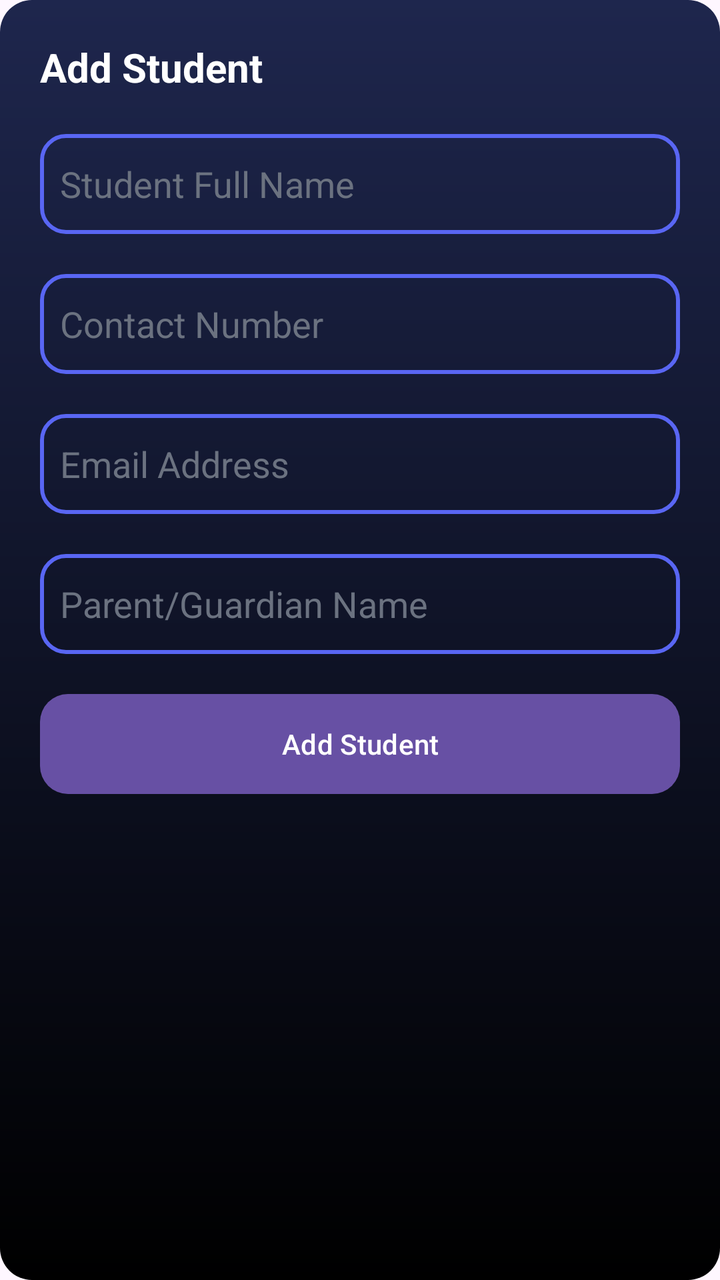
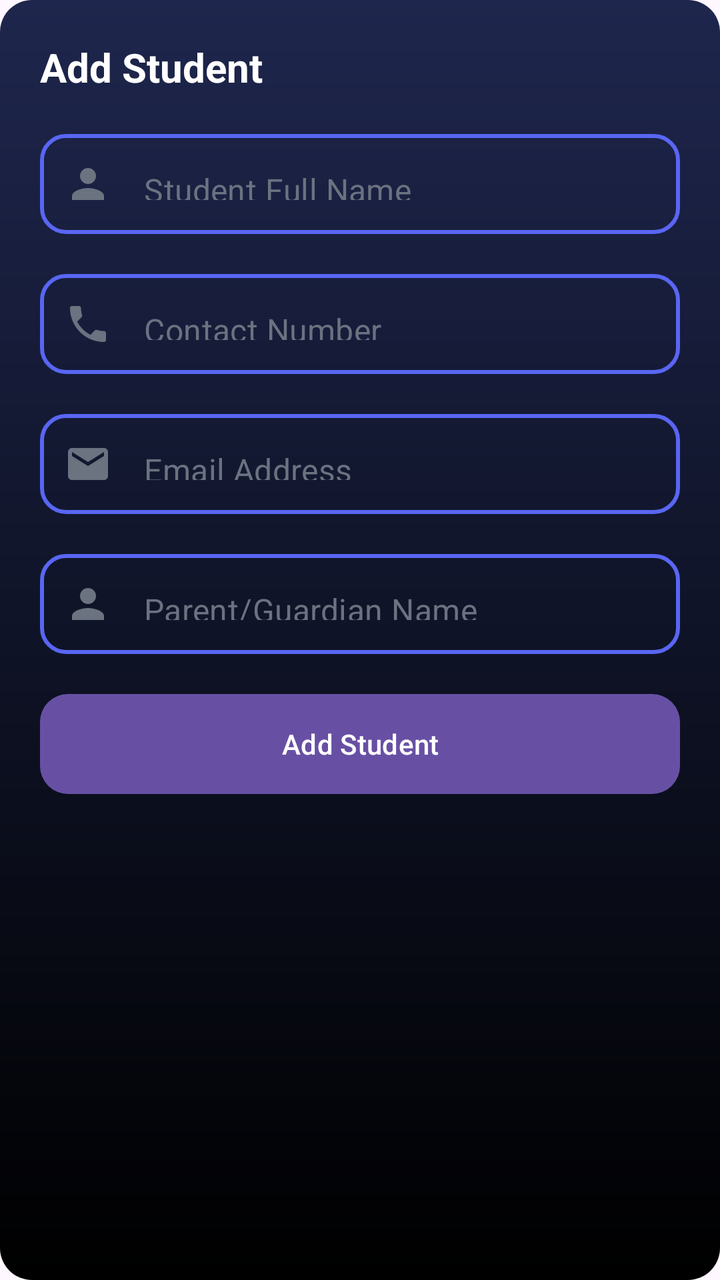

The first picture is an Android layout as it rendered before a commit; the second is the same layout after the commit. The layout source and the unified diff follow.
<!-- AndroidManifest.xml: application theme Theme.TeachSync -->
<!-- res/layout/dialog_add_student.xml -->
<?xml version="1.0" encoding="utf-8"?>
<ScrollView xmlns:android="http://schemas.android.com/apk/res/android"
    android:layout_width="match_parent"
    android:layout_height="wrap_content"
    android:background="@drawable/bg_dialog"
    android:padding="20dp">

    <LinearLayout
        android:layout_width="match_parent"
        android:layout_height="wrap_content"
        android:orientation="vertical">

        <TextView
            android:layout_width="wrap_content"
            android:layout_height="wrap_content"
            android:text="Add Student"
            android:textSize="20sp"
            android:textStyle="bold"
            android:textColor="@android:color/white"
            android:layout_marginBottom="20dp"/>

        <EditText
            android:id="@+id/etStudentName"
            android:hint="Student Full Name"
            android:paddingStart="10dp"
            android:textColor="@color/white"
            android:background="@drawable/custom_edittext"
            android:layout_width="match_parent"
            android:textColorHint="#6B7280"
            android:layout_height="50dp"
            />

        <EditText
            android:id="@+id/etContact"
            android:hint="Contact Number"
            android:inputType="phone"
            android:layout_marginTop="20dp"
            android:paddingStart="10dp"
            android:textColor="@color/white"
            android:background="@drawable/custom_edittext"
            android:layout_width="match_parent"
            android:textColorHint="#6B7280"
            android:layout_height="50dp"/>

        <EditText
            android:id="@+id/etEmail"
            android:hint="Email Address"
            android:inputType="textEmailAddress"
            android:paddingStart="10dp"
            android:textColor="@color/white"
            android:background="@drawable/custom_edittext"
            android:layout_width="match_parent"
            android:textColorHint="#6B7280"
            android:layout_marginTop="20dp"
            android:layout_height="50dp"/>

        <EditText
            android:id="@+id/etGuardian"
            android:hint="Parent/Guardian Name"
            android:layout_marginTop="20dp"
            android:paddingStart="10dp"
            android:textColor="@color/white"
            android:background="@drawable/custom_edittext"
            android:layout_width="match_parent"
            android:textColorHint="#6B7280"
            android:layout_height="50dp"/>

        <Button
            android:id="@+id/btnAddStudent"
            android:layout_width="match_parent"
            android:layout_height="50dp"
            android:text="Add Student"
            android:textAllCaps="false"
            android:textColor="@android:color/white"
            android:background="@drawable/button_gradient"
            android:layout_marginTop="20dp"/>

    </LinearLayout>
</ScrollView>
<!-- resources referenced by this layout -->
<resources>
  <color name="white">#FFFFFFFF</color>
  <!-- drawable bg_dialog (drawable) -->
  <shape xmlns:android="http://schemas.android.com/apk/res/android"
      android:shape="rectangle">
      <gradient
          android:startColor="#1E264D"
          android:endColor="#000000"
          android:type="linear"
          android:angle="270"/>
      <corners android:radius="16dp" />
  </shape>
  <!-- drawable button_gradient (drawable) -->
  <shape xmlns:android="http://schemas.android.com/apk/res/android">
      <gradient
          android:startColor="#6366F1"
          android:endColor="#4F46E5"
          android:angle="0"/>
      <corners android:radius="14dp"/>
  </shape>
  <!-- drawable custom_edittext (drawable) -->
  <?xml version="1.0" encoding="utf-8"?>
  <shape xmlns:android="http://schemas.android.com/apk/res/android"
      android:shape="rectangle">
  
      <stroke
          android:width="2dp"
          android:color="#5966F3"/>
  
      <corners android:radius="12dp"/>
  
  </shape>
  <style name="Theme.TeachSync" parent="Base.Theme.TeachSync" />
  <style name="Base.Theme.TeachSync" parent="Theme.Material3.DayNight.NoActionBar">
          
          
      </style>
</resources>

<!-- the commit's change to res/layout/dialog_add_student.xml (unified diff, before → after) -->
@@ -1,5 +1,6 @@
 <?xml version="1.0" encoding="utf-8"?>
 <ScrollView xmlns:android="http://schemas.android.com/apk/res/android"
+    xmlns:app="http://schemas.android.com/apk/res-auto"
     android:layout_width="match_parent"
     android:layout_height="wrap_content"
     android:background="@drawable/bg_dialog"
@@ -10,60 +11,135 @@
         android:layout_height="wrap_content"
         android:orientation="vertical">
 
-        <TextView
-            android:layout_width="wrap_content"
+        <LinearLayout
+            android:layout_width="match_parent"
             android:layout_height="wrap_content"
-            android:text="Add Student"
-            android:textSize="20sp"
-            android:textStyle="bold"
-            android:textColor="@android:color/white"
-            android:layout_marginBottom="20dp"/>
+            android:orientation="horizontal"
+            android:gravity="center_vertical"
+            android:layout_marginBottom="20dp">
 
-        <EditText
-            android:id="@+id/etStudentName"
-            android:hint="Student Full Name"
-            android:paddingStart="10dp"
-            android:textColor="@color/white"
-            android:background="@drawable/custom_edittext"
+            <TextView
+                android:id="@+id/tvDialogTitle"
+                android:layout_width="0dp"
+                android:layout_height="wrap_content"
+                android:layout_weight="1"
+                android:text="Add Student"
+                android:textSize="20sp"
+                android:textStyle="bold"
+                android:textColor="@android:color/white"/>
+
+            <LinearLayout
+                android:id="@+id/layoutActiveToggle"
+                android:layout_width="wrap_content"
+                android:layout_height="wrap_content"
+                android:orientation="horizontal"
+                android:gravity="center_vertical"
+                android:visibility="gone">
+
+                <TextView
+                    android:layout_width="wrap_content"
+                    android:layout_height="wrap_content"
+                    android:text="Active"
+                    android:textColor="@color/white"
+                    android:textSize="14sp"
+                    android:layout_marginEnd="8dp"/>
+
+                <com.google.android.material.switchmaterial.SwitchMaterial
+                    android:id="@+id/switchActive"
+                    android:layout_width="wrap_content"
+                    android:layout_height="wrap_content"
+                    android:checked="true"/>
+            </LinearLayout>
+        </LinearLayout>
+
+        <com.google.android.material.textfield.TextInputLayout
             android:layout_width="match_parent"
-            android:textColorHint="#6B7280"
-            android:layout_height="50dp"
-            />
+            android:layout_height="wrap_content"
+            app:startIconDrawable="@drawable/baseline_person_24"
+            app:startIconTint="#6B7280"
+            app:hintEnabled="false"
+            app:boxStrokeWidth="0dp"
+            app:boxStrokeWidthFocused="0dp"
+            style="@style/Widget.MaterialComponents.TextInputLayout.OutlinedBox">
 
-        <EditText
-            android:id="@+id/etContact"
-            android:hint="Contact Number"
-            android:inputType="phone"
+            <com.google.android.material.textfield.TextInputEditText
+                android:id="@+id/etStudentName"
+                android:layout_width="match_parent"
+                android:layout_height="50dp"
+                android:background="@drawable/custom_edittext"
+                android:hint="Student Full Name"
+                android:paddingStart="40dp"
+                android:textColor="@color/white"
+                android:textColorHint="#6B7280" />
+        </com.google.android.material.textfield.TextInputLayout>
+
+        <com.google.android.material.textfield.TextInputLayout
+            android:layout_width="match_parent"
+            android:layout_height="wrap_content"
             android:layout_marginTop="20dp"
-            android:paddingStart="10dp"
-            android:textColor="@color/white"
-            android:background="@drawable/custom_edittext"
+            app:startIconDrawable="@drawable/baseline_phone_24"
+            app:startIconTint="#6B7280"
+            app:hintEnabled="false"
+            app:boxStrokeWidth="0dp"
+            app:boxStrokeWidthFocused="0dp"
+            style="@style/Widget.MaterialComponents.TextInputLayout.OutlinedBox">
+
+            <com.google.android.material.textfield.TextInputEditText
+                android:id="@+id/etContact"
+                android:layout_width="match_parent"
+                android:layout_height="50dp"
+                android:background="@drawable/custom_edittext"
+                android:hint="Contact Number"
+                android:inputType="phone"
+                android:paddingStart="40dp"
+                android:textColor="@color/white"
+                android:textColorHint="#6B7280" />
+        </com.google.android.material.textfield.TextInputLayout>
+
+        <com.google.android.material.textfield.TextInputLayout
             android:layout_width="match_parent"
-            android:textColorHint="#6B7280"
-            android:layout_height="50dp"/>
+            android:layout_height="wrap_content"
+            android:layout_marginTop="20dp"
+            app:startIconDrawable="@drawable/baseline_email_24"
+            app:startIconTint="#6B7280"
+            app:hintEnabled="false"
+            app:boxStrokeWidth="0dp"
+            app:boxStrokeWidthFocused="0dp"
+            style="@style/Widget.MaterialComponents.TextInputLayout.OutlinedBox">
 
-        <EditText
-            android:id="@+id/etEmail"
-            android:hint="Email Address"
-            android:inputType="textEmailAddress"
-            android:paddingStart="10dp"
-            android:textColor="@color/white"
-            android:background="@drawable/custom_edittext"
+            <com.google.android.material.textfield.TextInputEditText
+                android:id="@+id/etEmail"
+                android:layout_width="match_parent"
+                android:layout_height="50dp"
+                android:background="@drawable/custom_edittext"
+                android:hint="Email Address"
+                android:inputType="textEmailAddress"
+                android:paddingStart="40dp"
+                android:textColor="@color/white"
+                android:textColorHint="#6B7280" />
+        </com.google.android.material.textfield.TextInputLayout>
+
+        <com.google.android.material.textfield.TextInputLayout
             android:layout_width="match_parent"
-            android:textColorHint="#6B7280"
+            android:layout_height="wrap_content"
             android:layout_marginTop="20dp"
-            android:layout_height="50dp"/>
+            app:startIconDrawable="@drawable/baseline_person_24"
+            app:startIconTint="#6B7280"
+            app:hintEnabled="false"
+            app:boxStrokeWidth="0dp"
+            app:boxStrokeWidthFocused="0dp"
+            style="@style/Widget.MaterialComponents.TextInputLayout.OutlinedBox">
 
-        <EditText
-            android:id="@+id/etGuardian"
-            android:hint="Parent/Guardian Name"
-            android:layout_marginTop="20dp"
-            android:paddingStart="10dp"
-            android:textColor="@color/white"
-            android:background="@drawable/custom_edittext"
-            android:layout_width="match_parent"
-            android:textColorHint="#6B7280"
-            android:layout_height="50dp"/>
+            <com.google.android.material.textfield.TextInputEditText
+                android:id="@+id/etGuardian"
+                android:layout_width="match_parent"
+                android:layout_height="50dp"
+                android:background="@drawable/custom_edittext"
+                android:hint="Parent/Guardian Name"
+                android:paddingStart="40dp"
+                android:textColor="@color/white"
+                android:textColorHint="#6B7280" />
+        </com.google.android.material.textfield.TextInputLayout>
 
         <Button
             android:id="@+id/btnAddStudent"
<!-- resource entries referenced after the edit -->
@@ -1,6 +1,24 @@
 <!-- resources referenced by this layout -->
 <resources>
   <color name="white">#FFFFFFFF</color>
+  <!-- drawable baseline_email_24 (drawable) -->
+  <vector xmlns:android="http://schemas.android.com/apk/res/android" android:height="24dp" android:tint="#94A3B8" android:viewportHeight="24" android:viewportWidth="24" android:width="24dp">
+        
+      <path android:fillColor="@android:color/white" android:pathData="M20,4L4,4c-1.1,0 -1.99,0.9 -1.99,2L2,18c0,1.1 0.9,2 2,2h16c1.1,0 2,-0.9 2,-2L22,6c0,-1.1 -0.9,-2 -2,-2zM20,8l-8,5 -8,-5L4,6l8,5 8,-5v2z"/>
+      
+  </vector>
+  <!-- drawable baseline_person_24 (drawable) -->
+  <vector xmlns:android="http://schemas.android.com/apk/res/android" android:height="24dp" android:tint="#000000" android:viewportHeight="24" android:viewportWidth="24" android:width="24dp">
+        
+      <path android:fillColor="@android:color/white" android:pathData="M12,12c2.21,0 4,-1.79 4,-4s-1.79,-4 -4,-4 -4,1.79 -4,4 1.79,4 4,4zM12,14c-2.67,0 -8,1.34 -8,4v2h16v-2c0,-2.66 -5.33,-4 -8,-4z"/>
+      
+  </vector>
+  <!-- drawable baseline_phone_24 (drawable) -->
+  <vector xmlns:android="http://schemas.android.com/apk/res/android" android:height="24dp" android:tint="#000000" android:viewportHeight="24" android:viewportWidth="24" android:width="24dp">
+        
+      <path android:fillColor="@android:color/white" android:pathData="M6.62,10.79c1.44,2.83 3.76,5.14 6.59,6.59l2.2,-2.2c0.27,-0.27 0.67,-0.36 1.02,-0.24 1.12,0.37 2.33,0.57 3.57,0.57 0.55,0 1,0.45 1,1V20c0,0.55 -0.45,1 -1,1 -9.39,0 -17,-7.61 -17,-17 0,-0.55 0.45,-1 1,-1h3.5c0.55,0 1,0.45 1,1 0,1.25 0.2,2.45 0.57,3.57 0.11,0.35 0.03,0.74 -0.25,1.02l-2.2,2.2z"/>
+      
+  </vector>
   <!-- drawable bg_dialog (drawable) -->
   <shape xmlns:android="http://schemas.android.com/apk/res/android"
       android:shape="rectangle">
